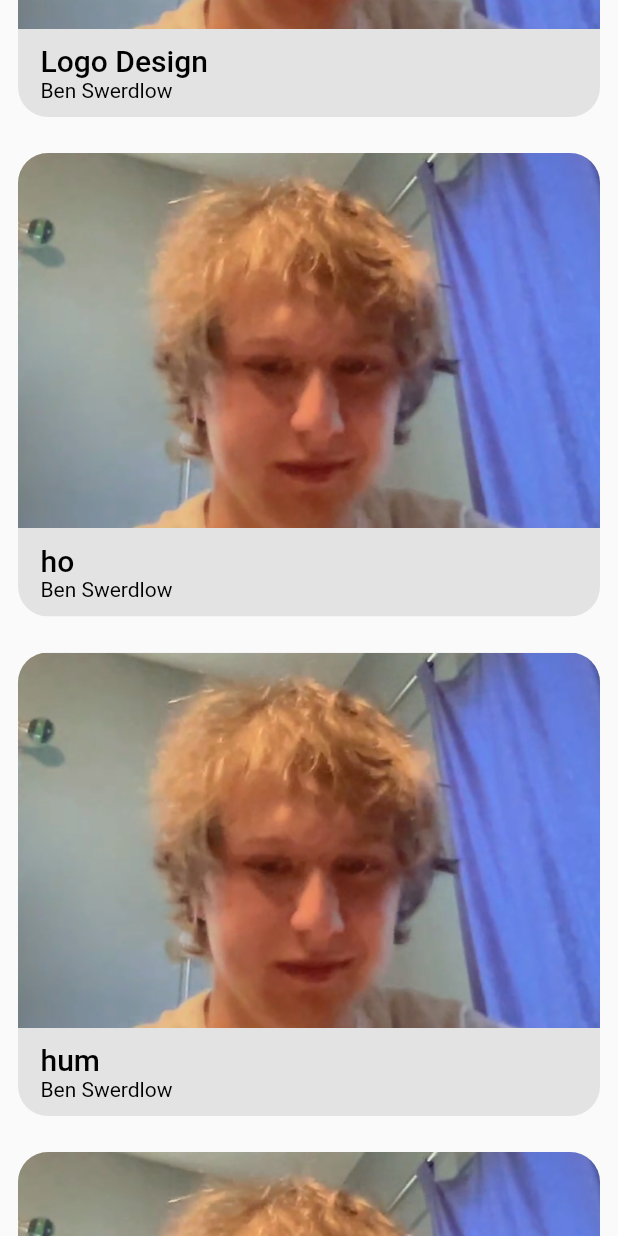
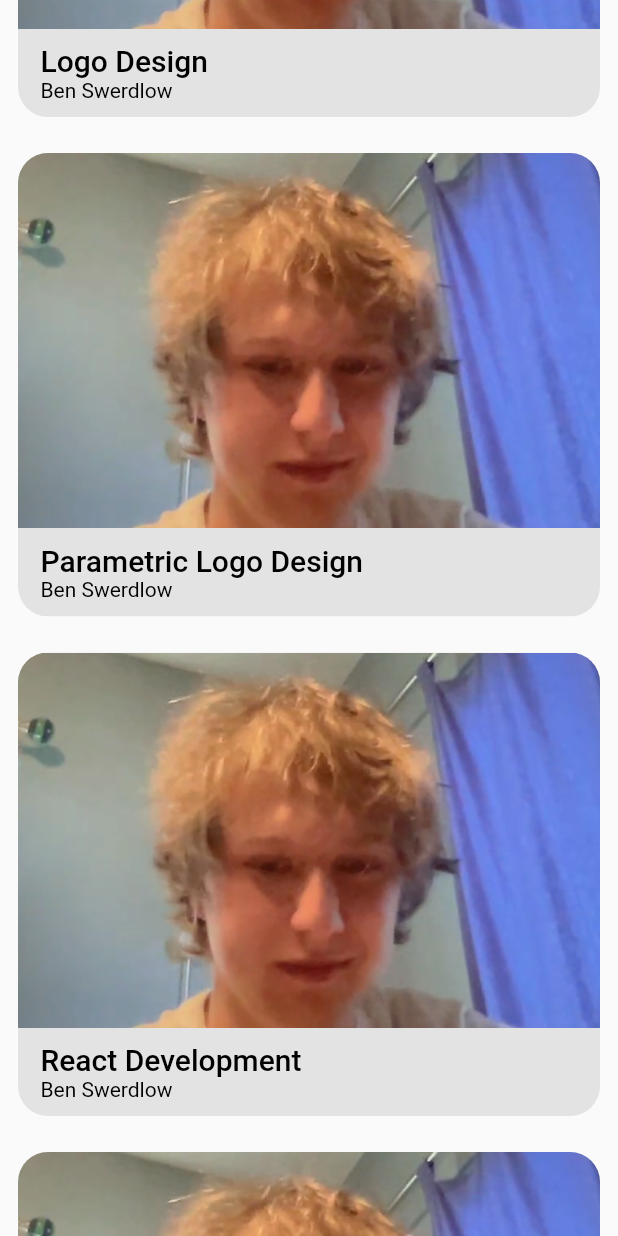
Before and after one commit to BidVerse/app, a Flutter app: the HomePage screen opened by its route, scrolled down 576 dp, on a phone screen of 412 x 824 dp. Run offline on Flutter 3.47's test engine with Material 2 defaults, Android fonts, the phone set to English and light mode, and no system bars; statements that could not run were skipped.

Commit message:
more examples

```diff
--- a/lib/pages/home.dart
+++ b/lib/pages/home.dart
@@ -7,10 +7,9 @@ class HomePage extends StatelessWidget {
   final List<String> list = [
     'Flutter Development',
     'Logo Design',
-    'ho',
-    'hum',
-    'phi',
-    'fi'
+    'Parametric Logo Design',
+    'React Development',
+    'Project Management'
   ];
 
   @override
```
